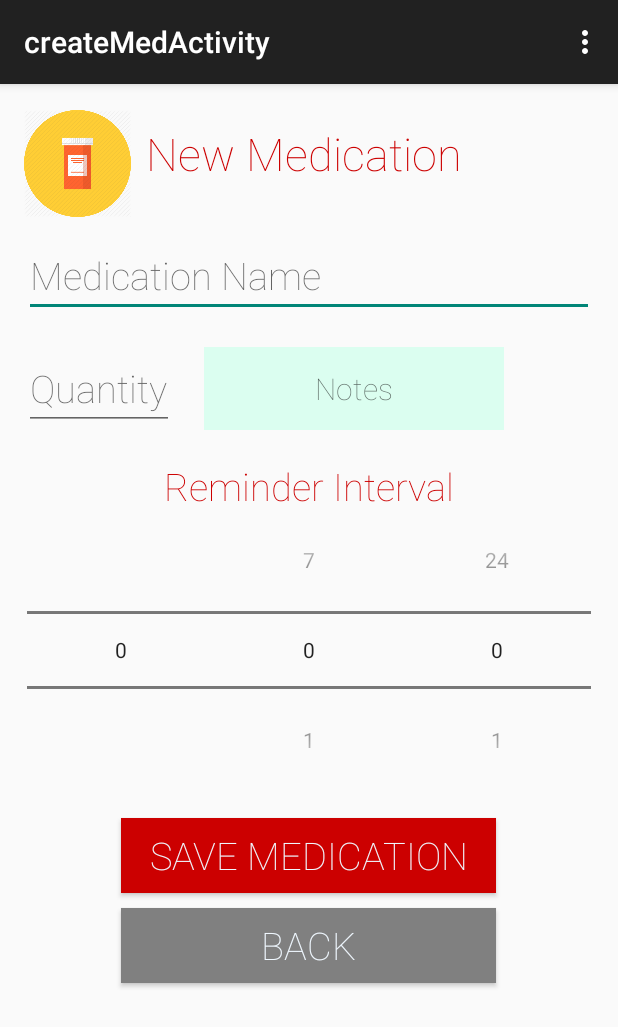
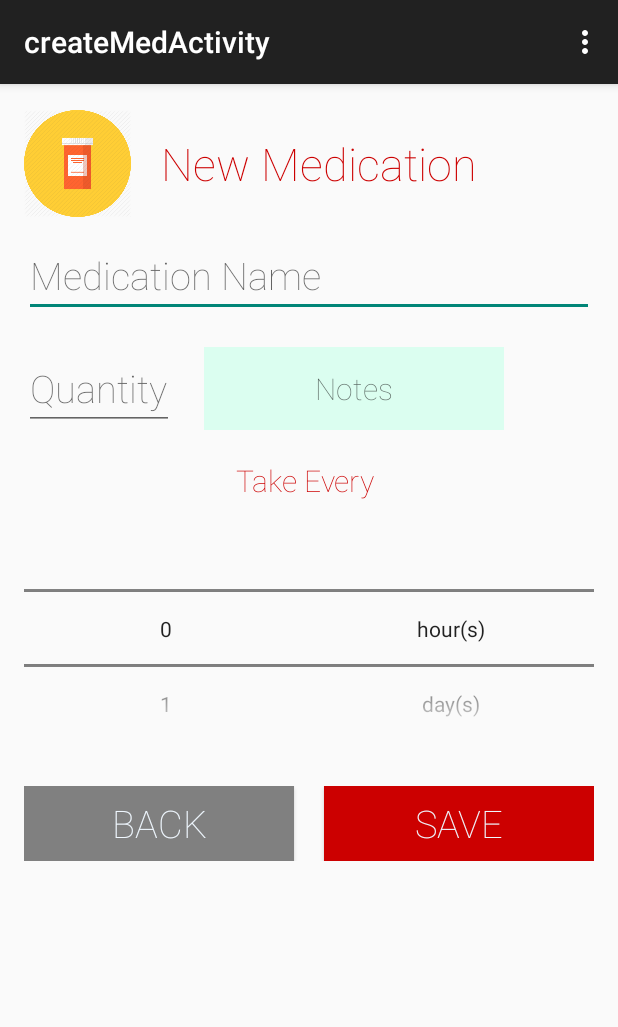
Before and after one commit to danielarias123/LifeWatch2, an Android app: the createMedActivity screen opened directly, with no data from a screen before it, on a phone screen of 412 x 824 dp. Shown: the top 1027 px of the screen. Run offline under Robolectric (Android 15) with nearby library versions, the phone set to English and light mode, and no system bars.

Commit message:
updated med reminders and cleaned up UI

```diff
--- a/mobile/src/main/java/com/example/danarias/lifewatch2/createMedActivity.java
+++ b/mobile/src/main/java/com/example/danarias/lifewatch2/createMedActivity.java
@@ -23,18 +23,20 @@ public class createMedActivity extends ActionBarActivity implements OnClickListe
     EditText medName;
     EditText quantity;
     EditText medNotes;
-    EditText intervalWeek;
-    EditText intervalDay;
-    EditText intervalHour;
-    NumberPicker weekPicker;
-    NumberPicker dayPicker;
-    NumberPicker hourPicker;
-    Integer week;
+
+
+    NumberPicker numPicker;
+    NumberPicker intervalPicker;
+    Integer num;
+    Integer interval;
+
 
 
 
     Button saveMedicationButton;
     Button backtoMedicationButton;
+
+    String[] Intervals;
 
     private DbHelper myDb = new DbHelper(createMedActivity.this);
 
@@ -43,30 +45,68 @@ public class createMedActivity extends ActionBarActivity implements OnClickListe
         super.onCreate(savedInstanceState);
         setContentView(R.layout.activity_create_med);
 
-        weekPicker = (NumberPicker) findViewById(R.id.weekPicker);
-        dayPicker = (NumberPicker) findViewById(R.id.dayPicker);
-        hourPicker = (NumberPicker) findViewById(R.id.hourPicker);
+        num =0;
+        interval=0;
 
-        dayPicker.setMaxValue(7);
-        dayPicker.setMinValue(0);
 
-        hourPicker.setMaxValue(24);
-        hourPicker.setMinValue(0);
+
+        numPicker = (NumberPicker) findViewById(R.id.numPicker);
+        intervalPicker = (NumberPicker) findViewById(R.id.intervalPicker);
+
+
+
+
+        Intervals=new String[3];
+        Intervals[0]="hour(s)";
+        Intervals[1]="day(s)";
+        Intervals[2]="week(s)";
+
+
+
+
+
+
+
+        numPicker.setMaxValue(20);
+        numPicker.setMinValue(0);
+        numPicker.setWrapSelectorWheel(false);
+
+
+        intervalPicker.setMaxValue(Intervals.length-1);
+        intervalPicker.setMinValue(0);
+        intervalPicker.setDisplayedValues(Intervals);
+        intervalPicker.setWrapSelectorWheel(false);
+
+
+
+
+
 
         saveMedicationButton = (Button) findViewById(R.id.saveMedButton);
         saveMedicationButton.setOnClickListener(this);
 
 
+
         backtoMedicationButton = (Button) findViewById(R.id.backtoMedButton);
         backtoMedicationButton.setOnClickListener(this);
 
-        weekPicker.setOnValueChangedListener(new OnValueChangeListener() {
+
+        numPicker.setOnValueChangedListener(new OnValueChangeListener() {
 
             @Override
             public void onValueChange(NumberPicker picker, int oldVal, int newVal) {
                 // TODO Auto-generated method stub
 
-                week = newVal;
+                num = newVal;
+            }
+        });
+        intervalPicker.setOnValueChangedListener(new OnValueChangeListener() {
+
+            @Override
+            public void onValueChange(NumberPicker picker, int oldVal, int newVal) {
+                // TODO Auto-generated method stub
+
+                interval = newVal;
             }
         });
     }
@@ -79,19 +119,16 @@ public class createMedActivity extends ActionBarActivity implements OnClickListe
                 medName = (EditText) findViewById(R.id.mednameEditText);
                 quantity = (EditText) findViewById(R.id.medquantityEditText);
                 medNotes = (EditText) findViewById(R.id.medNotesEditText);
-                intervalWeek = (EditText) findViewById(R.id.weekEditText);
-                intervalDay = (EditText) findViewById(R.id.dayEditText);
-                intervalHour = (EditText) findViewById(R.id.hourEditText);
 
                 String medname = medName.getText().toString();
                 String medquantity = quantity.getText().toString();
                 String mednotes = medNotes.getText().toString();
-                String medweek = intervalWeek.getText().toString();
-                String medday = intervalDay.getText().toString();
-                String medhour = intervalDay.getText().toString();
+
+                String number = num+"";
+                String medinterval = Intervals[interval];
 
 
-                Toast.makeText(getApplicationContext(),"Medication Created",Toast.LENGTH_SHORT).show();
+
 
                 boolean invalid = false;
                 if (medname.equals("")){
@@ -101,22 +138,19 @@ public class createMedActivity extends ActionBarActivity implements OnClickListe
                     invalid = true;
                     Toast.makeText(getApplicationContext(), "Quantity Missing", Toast.LENGTH_SHORT).show();
                 }
-                else if(medweek.equals("")) {
+                else if(number.equals("")) {
                     invalid = true;
                     Toast.makeText(getApplicationContext(), "Weeks Missing", Toast.LENGTH_SHORT).show();
                 }
-                else if(medday.equals("")) {
+                else if(medinterval.equals("")) {
                     invalid = true;
                     Toast.makeText(getApplicationContext(), "Days Missing", Toast.LENGTH_SHORT).show();
                 }
-                else if(medhour.equals("")) {
-                    invalid = true;
-                    Toast.makeText(getApplicationContext(), "Hours Missing", Toast.LENGTH_SHORT).show();
-                }
+
                 if(invalid == false){
 
 
-                    addMedication(medname, medquantity,mednotes,medweek,medday,medhour);
+                    addMedication(medname, medquantity,mednotes,number,medinterval);
                     Toast.makeText(getApplicationContext(),"Medication Created",Toast.LENGTH_SHORT).show();
                     Intent i_register = new Intent(createMedActivity.this, MedReminderActivity.class);
                     startActivity(i_register);
@@ -138,7 +172,7 @@ public class createMedActivity extends ActionBarActivity implements OnClickListe
 
 
 
-    public void addMedication(String medname, String medquantity, String mednotes, String medweek, String medday, String medhour ){
+    public void addMedication(String medname, String medquantity, String mednotes, String number, String interval ){
 
         SQLiteDatabase db = myDb.getWritableDatabase();
 
@@ -146,9 +180,9 @@ public class createMedActivity extends ActionBarActivity implements OnClickListe
         values.put("medname", medname);
         values.put("medquantity", medquantity);
         values.put("mednotes", mednotes);
-        values.put("medweek", medweek);
-        values.put("medday", medday);
-        values.put("medhour", medhour);
+        values.put("remnumber", number);
+        values.put("interval", interval);
+
 
 
         try{
--- a/mobile/src/main/res/layout/activity_contact_info.xml
+++ b/mobile/src/main/res/layout/activity_contact_info.xml
@@ -11,7 +11,7 @@
         android:layout_height="74dp"
         android:id="@+id/contactsImageView"
         android:src="@drawable/contacts"
-        android:layout_marginTop="30dp"
+        android:layout_marginTop="0dp"
 
         />
 
@@ -67,7 +67,7 @@
         android:layout_below="@+id/phoneTextView"
 
         android:layout_alignParentLeft="true"
-        android:layout_marginTop="10dp"
+        android:layout_marginTop="0dp"
         android:textSize="15sp"
         android:layout_alignParentStart="true" />
     <TextView
@@ -91,7 +91,7 @@
         android:textColor="@color/alice_blue"
         android:background="@color/gray"
         android:textSize="25sp"
-        android:layout_marginTop="20dp"
+        android:layout_marginTop="30dp"
         android:fontFamily="sans-serif-thin"
         android:layout_below="@+id/onOffRadioGroup"
         android:layout_centerHorizontal="true"
--- a/mobile/src/main/res/layout/activity_create_med.xml
+++ b/mobile/src/main/res/layout/activity_create_med.xml
@@ -23,11 +23,10 @@
         android:textSize="30sp"
         android:autoText="false"
         android:elegantTextHeight="@bool/abc_action_bar_embed_tabs_pre_jb"
-        android:layout_alignBottom="@+id/medImageView"
+        android:layout_above="@+id/mednameEditText"
         android:layout_toRightOf="@+id/medImageView"
-        android:layout_marginLeft="10dp"
-        android:layout_marginTop="10dp"
-        android:layout_marginStart="20dp" />
+        android:layout_marginLeft="20dp"
+        android:gravity="center" />
 
 
 
@@ -54,6 +53,7 @@
             android:layout_below="@+id/mednameEditText"
             android:textSize="25sp"
             android:hint="Quantity"
+
             android:inputType="text" />
         <EditText
             android:fontFamily="sans-serif-thin"
@@ -107,12 +107,12 @@
             <TextView
                 android:layout_width="wrap_content"
                 android:layout_height="wrap_content"
-                android:text=" Reminder Interval "
+                android:text="Take Every "
                 android:fontFamily="sans-serif-thin"
 
                 android:id="@+id/rem_intervalTextView"
                 android:textColor="@color/boston_university_red"
-                android:textSize="25sp"
+                android:textSize="20sp"
                 android:gravity="center"
                 />
 
@@ -126,33 +126,71 @@
             android:layout_alignParentTop="true"
             android:layout_centerHorizontal="true"
             android:id="@+id/tablerow2"
-            android:layout_margin="2dp"
+            android:layout_marginTop="10dp"
+            android:layout_marginBottom="30dp"
+
 
             android:baselineAligned="false"
             android:gravity="center">
 
 
-            <NumberPicker
-                android:layout_width="0dp"
-                android:layout_height="wrap_content"
-                android:id="@+id/weekPicker"
-                android:layout_column="0"
-                android:layout_weight="1"
-                />
+
 
             <NumberPicker
                 android:layout_width="0dp"
-                android:layout_height="wrap_content"
-                android:id="@+id/dayPicker"
+                android:layout_height="150dp"
+                android:id="@+id/numPicker"
                 android:gravity="center"
                 android:layout_weight="1"/>
 
             <NumberPicker
                 android:layout_width="0dp"
-                android:layout_height="wrap_content"
-                android:id="@+id/hourPicker"
+                android:layout_height="150dp"
+                android:id="@+id/intervalPicker"
                 android:gravity="right"
                 android:layout_weight="1"/>
+        </TableRow>
+
+        <TableRow
+            android:layout_marginTop="0dp"
+            android:layout_height="wrap_content">
+
+
+            <Button
+                android:layout_width="0dp"
+                android:layout_height="50dp"
+                android:text="Back"
+                android:gravity="center"
+                android:id="@+id/backtoMedButton"
+                android:textColor="@color/alice_blue"
+                android:textSize="25sp"
+                android:fontFamily="sans-serif-thin"
+                android:background="@color/gray"
+                android:layout_weight="1"
+
+                android:layout_below="@+id/intervaltimeTable"
+
+
+
+                />
+            <Button
+                android:layout_width="0dp"
+                android:layout_height="50dp"
+
+                android:text="Save"
+                android:background="@color/boston_university_red"
+                android:id="@+id/saveMedButton"
+                android:layout_weight="1"
+                android:textColor="@color/alice_blue"
+
+                android:textSize="25sp"
+                android:layout_marginLeft="20dp"
+                android:fontFamily="sans-serif-thin"
+                android:layout_toRightOf="@+id/saveMedButton"
+                android:layout_alignBottom="@+id/saveMedButton"
+                android:layout_alignTop="@+id/saveMedButton"
+                />
+
         </TableRow>
 
 
@@ -163,37 +201,7 @@
 
 
 
-    <Button
-        android:layout_width="250dp"
-        android:layout_height="50dp"
-        android:text="Save Medication"
-        android:gravity="center"
-        android:id="@+id/saveMedButton"
-        android:textColor="@color/alice_blue"
-        android:textSize="25sp"
-        android:fontFamily="sans-serif-thin"
-        android:background="@color/boston_university_red"
 
-        android:layout_below="@+id/intervaltimeTable"
-        android:layout_centerHorizontal="true"
-
-
-        />
-    <Button
-        android:layout_width="250dp"
-        android:layout_height="50dp"
-        android:text="Back"
-        android:id="@+id/backtoMedButton"
-
-        android:textColor="@color/alice_blue"
-        android:background="@color/gray"
-        android:textSize="25sp"
-        android:layout_marginTop="10dp"
-        android:fontFamily="sans-serif-thin"
-        android:layout_below="@+id/saveMedButton"
-        android:layout_alignLeft="@+id/saveMedButton"
-        android:layout_alignStart="@+id/saveMedButton"
-        android:layout_marginBottom="10dp"/>
 
 
 
--- a/mobile/src/main/res/layout/activity_mobile_main.xml
+++ b/mobile/src/main/res/layout/activity_mobile_main.xml
@@ -20,9 +20,6 @@
         android:text="@string/app_name"
         android:textColor="@color/boston_university_red"
         android:textSize="60sp"
-
-
-
         android:layout_alignParentTop="true"
         android:layout_alignParentLeft="true"
         android:layout_alignParentStart="true"
@@ -43,7 +40,7 @@
         android:textSize="25sp"
         android:background="@color/boston_university_red"
         android:layout_marginTop="30dp"
-        android:layout_marginRight="10dp"
+        android:layout_marginRight="30dp"
         android:layout_below="@+id/titleTextView"
         android:layout_alignRight="@+id/titleTextView"
         android:layout_alignEnd="@+id/titleTextView" />
```
Also changed, not shown: mobile/src/main/java/com/example/danarias/lifewatch2/DbHelper.java (+19 -31 lines), mobile/src/main/java/com/example/danarias/lifewatch2/MedInfoActivity.java (+4 -4 lines), mobile/src/main/res/layout/activity_contacts.xml (+3 -16 lines), mobile/src/main/res/layout/activity_med_info.xml (+4 -4 lines), mobile/src/main/res/layout/activity_med_reminder.xml (+3 -16 lines), mobile/src/main/res/layout/activity_settings.xml (+14 -11 lines).
